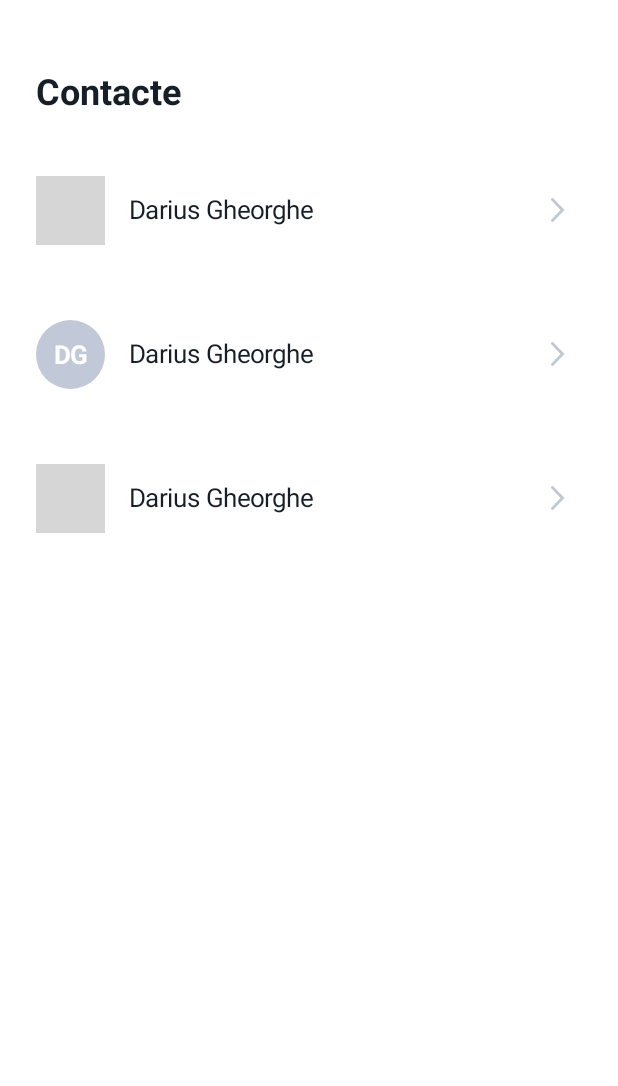
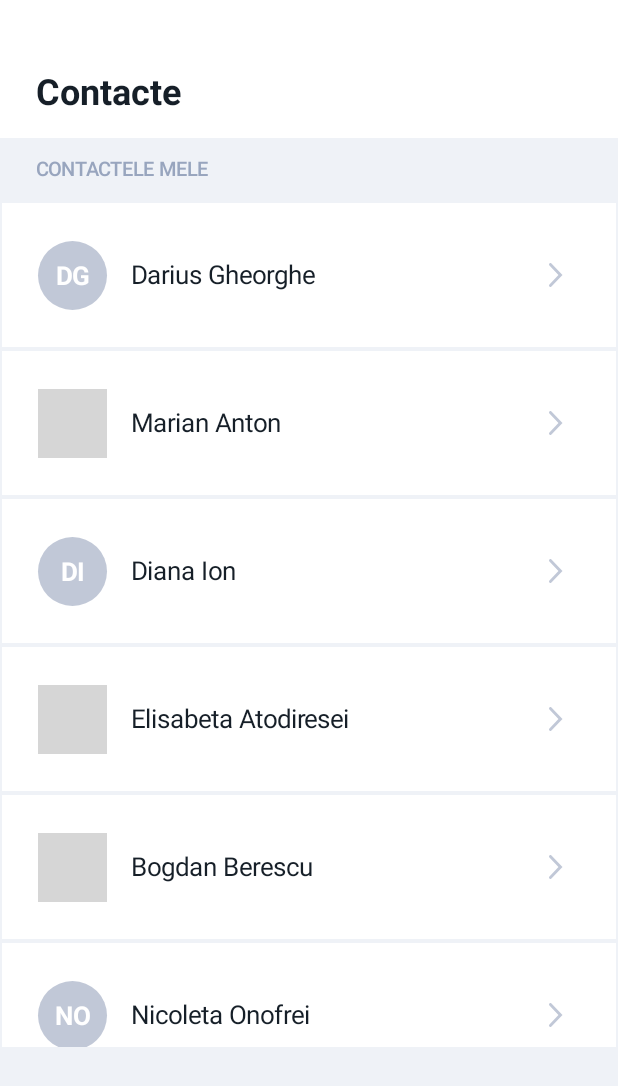
Before and after one commit to darius-gheorghe/users-application, an Android app built with Jetpack Compose: the screen it shows after launch (MainActivity), on a phone screen of 412 x 824 dp. Shown: the top 1086 px of the screen. Run offline under Robolectric (Android 15) with nearby library versions, the phone set to English and light mode, and no system bars; libraries missing offline, so code that uses them is left out: com.bumptech.glide; 1 statement that could not run was skipped; grey boxes are pictures that could not be loaded.

Commit message:
Updated ContactListScreen.kt with the proper design parameters. Added ViewModel functionality to it using separate DummyData object.

```diff
--- a/app/src/main/java/com/dgheorghe/userpost/MainActivity.kt
+++ b/app/src/main/java/com/dgheorghe/userpost/MainActivity.kt
@@ -15,7 +15,7 @@ class MainActivity : ComponentActivity() {
         setContent {
             Surface(
                 modifier = Modifier.fillMaxSize(),
-                color = StyledColors.WHITE
+                color = StyledColors.LIGHT_GRAY
             ) {
                 UserPostApp()
             }
--- a/app/src/main/java/com/dgheorghe/userpost/domain/User.kt
+++ b/app/src/main/java/com/dgheorghe/userpost/domain/User.kt
@@ -4,6 +4,5 @@ data class User(
     val id: Long,
     val name: String,
     val email: String,
-    val gender: String,
     val status: String,
 )
--- a/app/src/main/java/com/dgheorghe/userpost/ui/screens/ContactListScreen.kt
+++ b/app/src/main/java/com/dgheorghe/userpost/ui/screens/ContactListScreen.kt
@@ -9,43 +9,64 @@ import androidx.compose.foundation.layout.Column
 import androidx.compose.foundation.layout.Row
 import androidx.compose.foundation.layout.fillMaxSize
 import androidx.compose.foundation.layout.fillMaxWidth
+import androidx.compose.foundation.layout.height
 import androidx.compose.foundation.layout.padding
 import androidx.compose.foundation.layout.size
+import androidx.compose.foundation.lazy.LazyColumn
+import androidx.compose.foundation.lazy.itemsIndexed
+import androidx.compose.foundation.rememberScrollState
 import androidx.compose.foundation.shape.RoundedCornerShape
+import androidx.compose.foundation.verticalScroll
 import androidx.compose.material3.Card
+import androidx.compose.material3.CardDefaults
 import androidx.compose.material3.IconButton
 import androidx.compose.material3.Text
 import androidx.compose.runtime.Composable
+import androidx.compose.runtime.collectAsState
+import androidx.compose.runtime.getValue
 import androidx.compose.ui.Alignment
 import androidx.compose.ui.Modifier
 import androidx.compose.ui.graphics.SolidColor
 import androidx.compose.ui.res.painterResource
 import androidx.compose.ui.res.stringResource
 import androidx.compose.ui.unit.dp
+import androidx.lifecycle.viewmodel.compose.viewModel
 import androidx.navigation.NavController
 import com.bumptech.glide.integration.compose.ExperimentalGlideComposeApi
 import com.bumptech.glide.integration.compose.GlideImage
 import com.dgheorghe.userpost.R
+import com.dgheorghe.userpost.domain.User
 import com.dgheorghe.userpost.ui.theme.StyledColors
 import com.dgheorghe.userpost.ui.theme.StyledText
+import com.dgheorghe.userpost.ui.viewmodel.ContactListViewModel
 
 @Composable
-fun ContactListScreen(navController: NavController) {
+fun ContactListScreen(navController: NavController, viewModel: ContactListViewModel = viewModel()) {
+    val userList by viewModel.uiState.collectAsState()
+
     Column(
-        modifier = Modifier
-            .fillMaxSize()
+        modifier = Modifier.verticalScroll(rememberScrollState()),
+        verticalArrangement = Arrangement.spacedBy(1.dp)
     ) {
         ContactListTopBar()
-        ContactDetailsCard(navController = navController, 1)
-        ContactDetailsCard(navController = navController, 2)
-        ContactDetailsCard(navController = navController, 3)
+        ContactListTitle()
+        LazyColumn(
+            modifier = Modifier.height(564.dp)
+        ) {
+            itemsIndexed(userList.usersList) { _, userDetails ->
+                ContactDetailsCard(navController = navController, userDetails)
+            }
+        }
     }
 }
 
 @Composable
 fun ContactListTopBar() {
     Box(
-        modifier = Modifier.padding(
+        modifier = Modifier
+            .fillMaxWidth()
+            .background(StyledColors.WHITE)
+            .padding(
                 top = 48.dp,
                 start = 24.dp,
                 end = 24.dp,
@@ -54,18 +75,30 @@ fun ContactListTopBar() {
     ) {
         Text(
             text = stringResource(id = R.string.contact_list_top_bar),
-            style = StyledText.displayBold
+            style = StyledText.displayBold,
         )
     }
 }
 
 @Composable
 fun ContactListTitle() {
-
+    Text(
+        text = stringResource(id = R.string.contact_list_title),
+        style = StyledText.textSemiBold,
+        modifier = Modifier.padding(
+            vertical = 12.dp,
+            horizontal = 24.dp
+        )
+    )
 }
 
 @Composable
-fun ContactDetailsCard(navController: NavController, userId: Long) {
+fun ContactDetailsCard(navController: NavController, userDetails: User) {
+    Card(
+        modifier = Modifier.padding(1.dp),
+        shape = RoundedCornerShape(0.dp),
+        colors = CardDefaults.cardColors(containerColor = StyledColors.WHITE)
+    ) {
         Row(
             modifier = Modifier
                 .padding(
@@ -83,13 +116,14 @@ fun ContactDetailsCard(navController: NavController, userId: Long) {
                         .padding(end = 16.dp)
                         .size(46.dp)
                 ) {
-            if (userId.toInt() % 2 == 0)
-                ContactInitialsAvatar(contactInitials = "DG")
+                    if (userDetails.id.toInt() % 2 == 0)
+                        ContactInitialsAvatar(contactInitials = userDetails.name.getInitials())
                     else
                         ContactImageAvatar(imagePath = "placeHolderString")
                 }
-        ContactNameText(contactName = "Darius Gheorghe")
+                ContactNameText(contactName = userDetails.name)
             ContactNavigationIcon(contactId = 1, navController = navController)
+        }
     }
 }
 
@@ -143,6 +177,10 @@ fun ContactNavigationIcon(contactId: Long, navController: NavController) {
     }
 }
 
+fun String.getInitials(): String = this.split(" ").let {
+    "${it[0][0]}${(it[1][0])}"
+}
+
 fun navigateToUserPosts(navController: NavController) = navController.navigate("user-post") {
     launchSingleTop = true
 }
--- a/app/src/main/java/com/dgheorghe/userpost/ui/viewmodel/ContactListViewModel.kt
+++ b/app/src/main/java/com/dgheorghe/userpost/ui/viewmodel/ContactListViewModel.kt
@@ -1,4 +1,35 @@
 package com.dgheorghe.userpost.ui.viewmodel
 
-class ContactListViewModel {
+import androidx.lifecycle.ViewModel
+import androidx.lifecycle.viewModelScope
+import com.dgheorghe.userpost.domain.User
+import kotlinx.coroutines.flow.Flow
+import kotlinx.coroutines.flow.SharingStarted
+import kotlinx.coroutines.flow.StateFlow
+import kotlinx.coroutines.flow.flowOf
+import kotlinx.coroutines.flow.map
+import kotlinx.coroutines.flow.stateIn
+
+class ContactListViewModel : ViewModel() {
+
+    private var _uiState: StateFlow<ContactListScreenState>
+    val uiState
+        get() = _uiState
+
+    init {
+        _uiState = getUsersFromRepository().stateIn(
+            scope = viewModelScope,
+            started = SharingStarted.Eagerly,
+            initialValue = ContactListScreenState(emptyList())
+        )
+    }
+
+    private fun getUsersFromRepository(): Flow<ContactListScreenState> = flowOf(DummyData.userList)
+        .map {
+            ContactListScreenState(
+                it.filter { user -> user.status == "active" }
+            )
+        }
 }
+
+data class ContactListScreenState(val usersList: List<User>)
--- /dev/null
+++ b/app/src/main/java/com/dgheorghe/userpost/ui/viewmodel/DummyData.kt
@@ -0,0 +1,80 @@
+package com.dgheorghe.userpost.ui.viewmodel
+
+import com.dgheorghe.userpost.domain.User
+
+object DummyData {
+    val userList: List<User> = listOf(
+        User(
+            id = 0,
+            name = "Darius Gheorghe",
+            email = "darghe98@gmail.com",
+            status = "active"
+        ),
+        User(
+            id = 1,
+            name = "Marius Gheorghe",
+            email = "email0@gmail.com",
+            status = "inactive"
+        ),
+        User(
+            id = 2,
+            name = "Flavius Gheorghe",
+            email = "email1@gmail.com",
+            status = "inactive"
+        ),
+        User(
+            id = 3,
+            name = "Marian Anton",
+            email = "email2@gmail.com",
+            status = "active"
+        ),
+        User(
+            id = 4,
+            name = "Diana Ion",
+            email = "email3@gmail.com",
+            status = "active"
+        ),
+        User(
+            id = 5,
+            name = "Elisabeta Atodiresei",
+            email = "email4@gmail.com",
+            status = "active"
+        ),
+        User(
+            id = 7,
+            name = "Bogdan Berescu",
+            email = "email5@gmail.com",
+            status = "active"
+        ),
+        User(
+            id = 8,
+            name = "Nicoleta Onofrei",
+            email = "email6@gmail.com",
+            status = "active"
+        ),
+        User(
+            id = 10,
+            name = "Nicoleta Onofrei",
+            email = "email6@gmail.com",
+            status = "active"
+        ),
+        User(
+            id = 12,
+            name = "Nicoleta Onofrei",
+            email = "email6@gmail.com",
+            status = "active"
+        ),
+        User(
+            id = 13,
+            name = "Nicoleta Onofrei",
+            email = "email6@gmail.com",
+            status = "active"
+        ),
+        User(
+            id = 14,
+            name = "Nicoleta Onofrei",
+            email = "email6@gmail.com",
+            status = "active"
+        )
+    )
+}
--- a/app/src/main/res/values/strings.xml
+++ b/app/src/main/res/values/strings.xml
@@ -1,6 +1,7 @@
 <resources>
     <string name="app_name">UserPost</string>
     <string name="contact_list_top_bar">Contacte</string>
+    <string name="contact_list_title">CONTACTELE MELE</string>
     <string name="user_avatar_description">User avatar</string>
     <string name="navigation_description">Navigate to contact posts</string>
 </resources>
```
Lines whose indentation alone changed are shown as unchanged.
